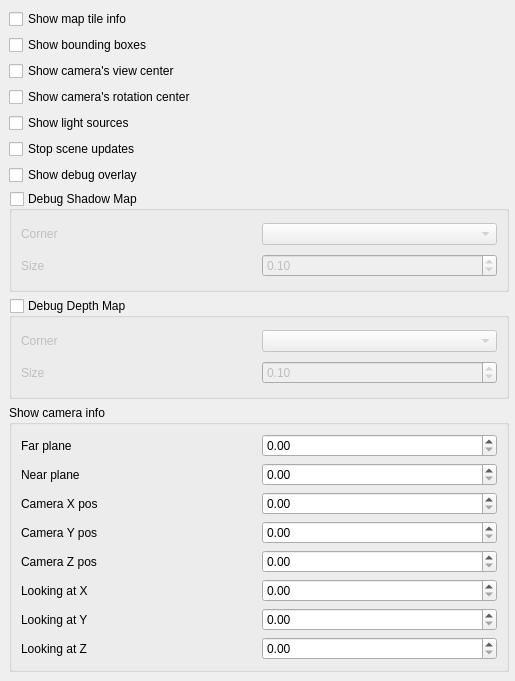
Above: src/ui/3d/3ddebugwidget.ui from carsmie/QGIS before the change. Below: the same form after it.
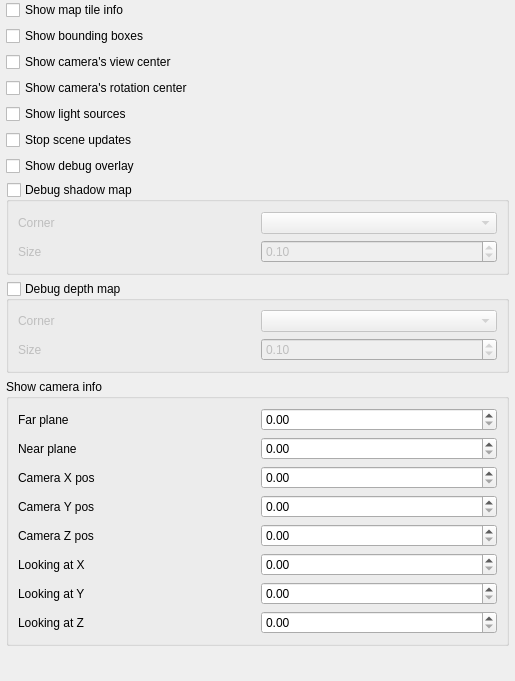
That is the form after the change. Custom widgets are drawn as their Qt base class.

Commit message:
Cleanup 3d debug panel widgets
- Use collapsible groups
- Cleanup padding and margins
- Cleanup spacers

Patch:
```diff
--- a/src/ui/3d/3ddebugwidget.ui
+++ b/src/ui/3d/3ddebugwidget.ui
@@ -61,7 +61,7 @@
         <x>0</x>
         <y>0</y>
         <width>501</width>
-        <height>753</height>
+        <height>742</height>
        </rect>
       </property>
       <property name="sizePolicy">
@@ -74,9 +74,18 @@
        <property name="sizeConstraint">
         <enum>QLayout::SetDefaultConstraint</enum>
        </property>
+       <property name="leftMargin">
+        <number>6</number>
+       </property>
+       <property name="topMargin">
+        <number>0</number>
+       </property>
        <property name="rightMargin">
         <number>6</number>
        </property>
+       <property name="bottomMargin">
+        <number>0</number>
+       </property>
        <item>
         <layout class="QVBoxLayout" name="verticalLayout_2">
          <item>
@@ -136,7 +145,7 @@
        <item>
         <widget class="QGroupBox" name="mDebugShadowMapGroupBox">
          <property name="title">
-          <string>Debug Shadow Map</string>
+          <string>Debug shadow map</string>
          </property>
          <property name="checkable">
           <bool>true</bool>
@@ -145,6 +154,9 @@
           <bool>false</bool>
          </property>
          <layout class="QGridLayout" name="gridLayout_10">
+          <property name="topMargin">
+           <number>10</number>
+          </property>
           <item row="0" column="1">
            <widget class="QComboBox" name="mDebugShadowMapCornerComboBox"/>
           </item>
@@ -181,7 +193,7 @@
        <item>
         <widget class="QGroupBox" name="mDebugDepthMapGroupBox">
          <property name="title">
-          <string>Debug Depth Map</string>
+          <string>Debug depth map</string>
          </property>
          <property name="checkable">
           <bool>true</bool>
@@ -359,6 +371,19 @@
          </layout>
         </widget>
        </item>
+       <item>
+        <spacer name="verticalSpacer">
+         <property name="orientation">
+          <enum>Qt::Vertical</enum>
+         </property>
+         <property name="sizeHint" stdset="0">
+          <size>
+           <width>20</width>
+           <height>40</height>
+          </size>
+         </property>
+        </spacer>
+       </item>
       </layout>
      </widget>
     </widget>
@@ -377,6 +402,12 @@
    <header>qgsscrollarea.h</header>
    <container>1</container>
   </customwidget>
+  <customwidget>
+   <class>QgsCollapsibleGroupBox</class>
+   <extends>QGroupBox</extends>
+   <header>qgscollapsiblegroupbox.h</header>
+   <container>1</container>
+  </customwidget>
  </customwidgets>
  <resources/>
  <connections/>
```
Left out of the diff: 12 changed lines with no effect on the pictures.
